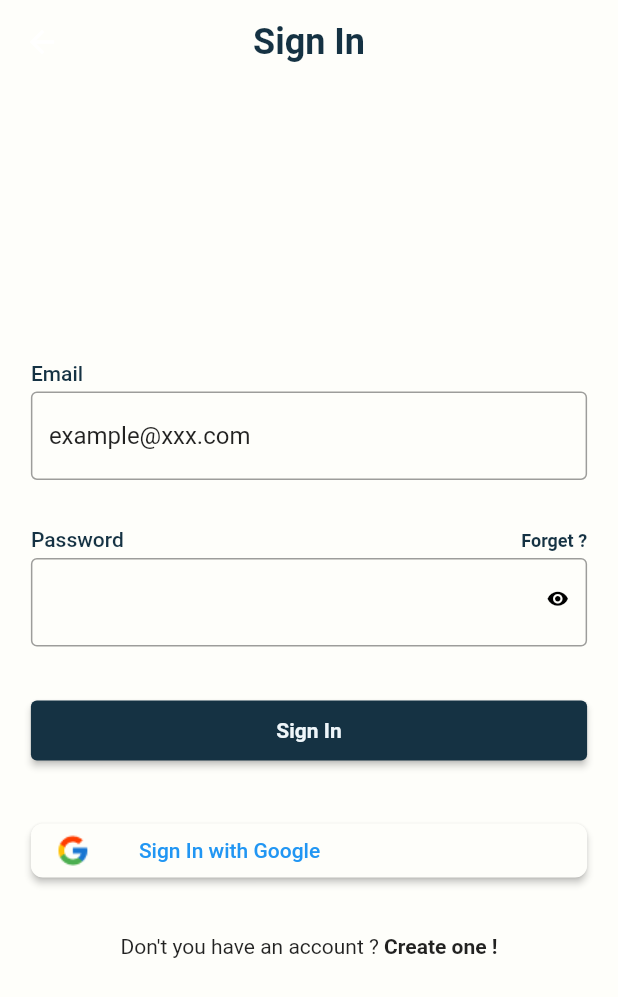
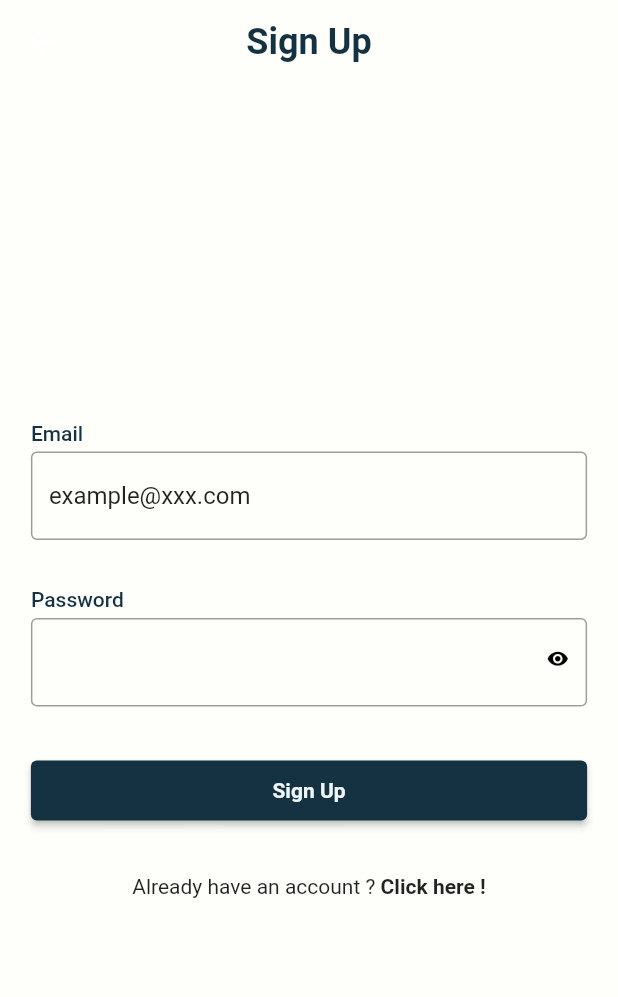
Before and after one commit to m-emrec/Chat, a Flutter app: the screen it shows after launch, on a phone screen of 412 x 824 dp. Shown: the top 997 px of the screen. Run offline on Flutter 3.47's test engine with Material 2 defaults, Android fonts, the phone set to English and light mode, and no system bars; our stand-ins replace bloc, equatable, firebase_core, logger; accounts and stored records are empty.

Commit message:
Sign up page UI is done

```diff
--- a/lib/config/route/routes.dart
+++ b/lib/config/route/routes.dart
@@ -2,7 +2,10 @@ import 'package:chat_app/features/auth/presentation/pages/sign_in_page.dart';
 import 'package:chat_app/features/home/presentation/pages/home_page.dart';
 import 'package:flutter/material.dart';
 
+import '../../features/auth/presentation/pages/sign_up_page.dart';
+
 Map<String, Widget Function(BuildContext)> appRoutes = {
   "/": (p0) => const HomePage(),
   SignInPage.routeName: (p0) => const SignInPage(),
+  SignUpPage.routeName: (p0) => const SignUpPage(),
 };
--- a/lib/core/utils/text fields/password_field.dart
+++ b/lib/core/utils/text fields/password_field.dart
@@ -5,6 +5,7 @@ import 'package:flutter/src/widgets/form.dart';
 
 import '../../../config/theme/theme.dart';
 
+// ignore: must_be_immutable
 class PasswordField extends CustomTextField {
   PasswordField({
     super.key,
--- /dev/null
+++ b/lib/features/auth/presentation/pages/sign_up_page.dart
@@ -0,0 +1,82 @@
+import 'package:chat_app/core/extensions/context_extension.dart';
+import 'package:chat_app/core/extensions/empty_padding.dart';
+import 'package:chat_app/core/extensions/image_extension.dart';
+import 'package:chat_app/core/utils/Buttons/responsive_button.dart';
+import 'package:chat_app/core/utils/Buttons/text_button.dart';
+import 'package:chat_app/core/utils/text%20fields/normal_text_field.dart';
+import 'package:chat_app/core/utils/text%20fields/password_field.dart';
+import 'package:chat_app/features/auth/presentation/widgets/app_bar.dart';
+import 'package:chat_app/features/auth/presentation/widgets/form.dart';
+import 'package:flutter/material.dart';
+
+import '../../../../config/theme/theme.dart';
+import '../../../../logger.dart';
+
+class SignUpPage extends StatefulWidget {
+  static const String routeName = "/sign-up";
+  const SignUpPage({super.key});
+
+  @override
+  State<SignUpPage> createState() => _SignUpPageState();
+}
+
+class _SignUpPageState extends State<SignUpPage> {
+  final TextEditingController _nameController = TextEditingController();
+  final TextEditingController _passwordController = TextEditingController();
+  final GlobalKey<FormState> _formKey = GlobalKey<FormState>();
+  @override
+  Widget build(BuildContext context) {
+    final Size size = context.screenSize;
+    return Scaffold(
+      resizeToAvoidBottomInset: false,
+      appBar: AuthAppBar(
+        text: "Sign Up",
+      ),
+      body: Center(
+        child: SingleChildScrollView(
+          child: AuthForm(
+            formKey: _formKey,
+            children: [
+              NormalTextField(
+                labelText: "Email",
+                controller: _nameController,
+                hintText: "example@xxx.com",
+                validator: (value) => value!.isEmpty ? "fuck" : null,
+                textInputType: TextInputType.emailAddress,
+              ),
+              32.ph,
+              PasswordField(
+                label: const Text(
+                  "Password",
+                  style: TextStyle(
+                    fontWeight: FontWeight.w500,
+                    color: AppColors.button,
+                  ),
+                ),
+                controller: _passwordController,
+              ),
+              32.ph,
+              ResponsiveButton(
+                screenSize: size,
+                onPressed: () {
+                  if (_formKey.currentState!.validate()) {
+                    logger.i("message");
+                  }
+                },
+                child: const Text("Sign Up"),
+              ),
+              32.ph,
+              Row(
+                mainAxisAlignment: MainAxisAlignment.center,
+                children: [
+                  const Text("Already have an account ? "),
+                  ButtonText(onTap: () {}, text: "Click here !")
+                ],
+              ),
+            ],
+          ),
+        ),
+      ),
+    );
+  }
+}
--- a/lib/main.dart
+++ b/lib/main.dart
@@ -3,6 +3,8 @@ import 'package:chat_app/config/theme/theme.dart';
 import 'package:chat_app/features/auth/presentation/pages/sign_in_page.dart';
 import 'package:chat_app/features/home/presentation/pages/home_page.dart';
 import 'package:flutter/material.dart';
+
+import 'features/auth/presentation/pages/sign_up_page.dart';
 
 void main() {
   runApp(const MyApp());
@@ -19,7 +21,7 @@ class MyApp extends StatelessWidget {
       theme: AppTheme.lightTheme,
       // themeMode: ,
       darkTheme: AppTheme.darkTheme,
-      initialRoute: SignInPage.routeName,
+      initialRoute: SignUpPage.routeName,
       routes: appRoutes,
     );
   }
```
